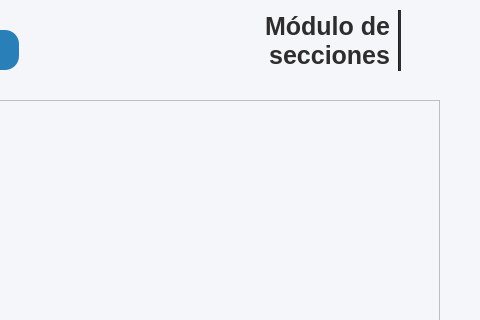
Before: the Qt Designer form resources/ui/secciones.ui in Proyecto-Uptjaa/Proyecto_SIRA, drawn with Qt 5; both pictures show x 631 to 1111 and y 0 to 320 of the 1111 by 621 pixel window.
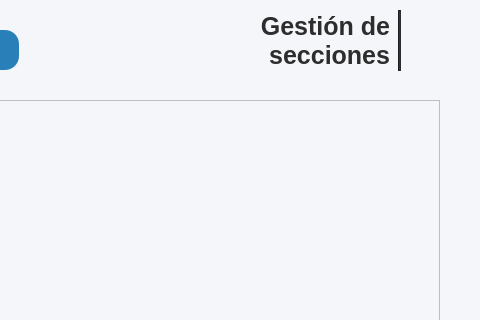
After: the same form once the commit is applied. Icons and pictures are not drawn.

Commit message: Ajustes interfaz

Diff of the .ui file:
```diff
--- a/resources/ui/secciones.ui
+++ b/resources/ui/secciones.ui
@@ -55,7 +55,7 @@
     <enum>QFrame::Shadow::Plain</enum>
    </property>
    <property name="text">
-    <string>Módulo de secciones</string>
+    <string>Gestión de secciones</string>
    </property>
    <property name="scaledContents">
     <bool>false</bool>
```
The commit also changes 7 other files.
